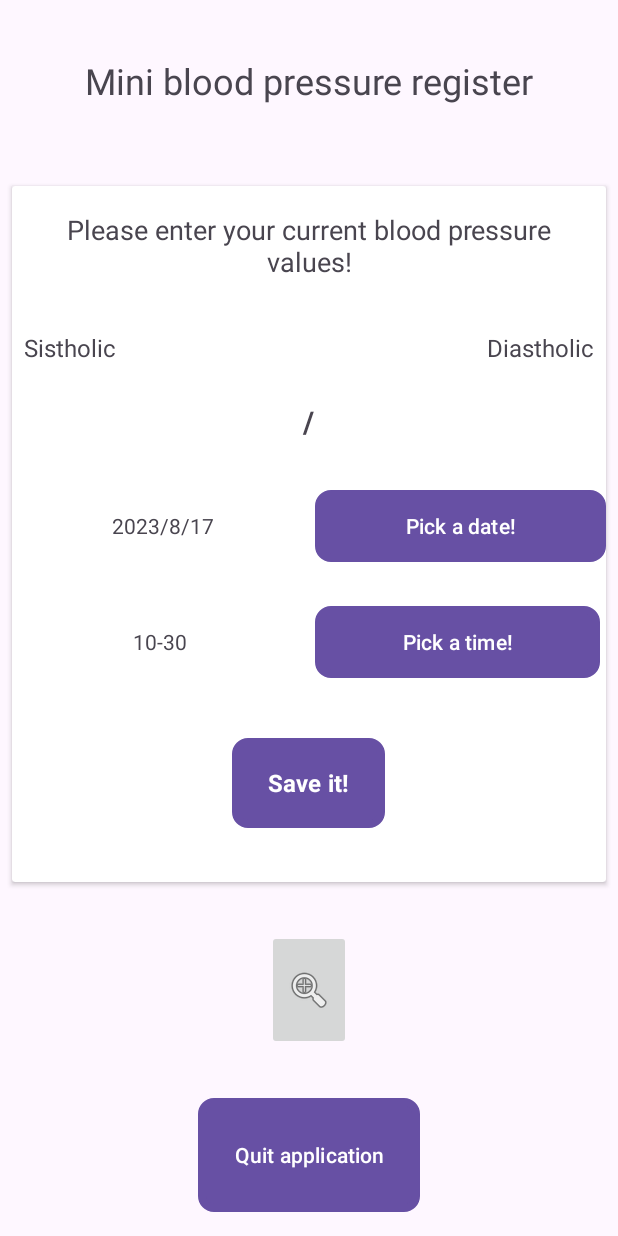
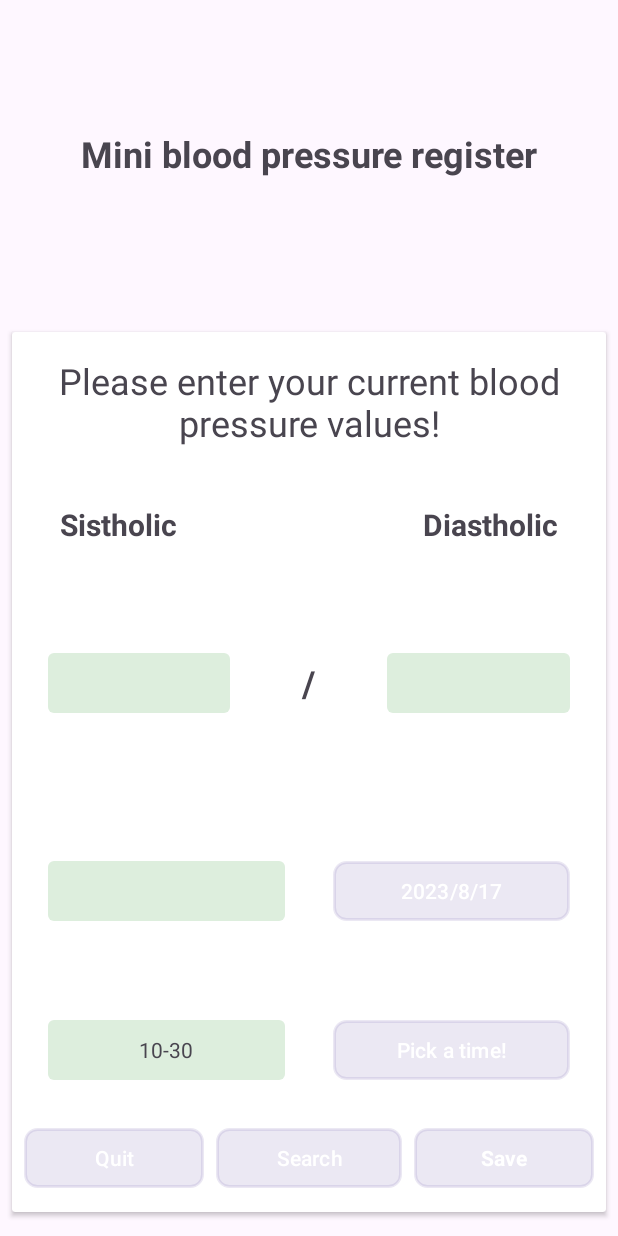
Before and after one commit to huba79/BPRegister, an Android app: the screen it shows after launch (MainActivity), on a phone screen of 412 x 824 dp. Run offline under Robolectric (Android 15) with nearby library versions, the phone set to English and light mode, and no system bars.

Commit message:
gui changes

```diff
--- a/app/src/main/java/com/example/bpregister/MainActivity.kt
+++ b/app/src/main/java/com/example/bpregister/MainActivity.kt
@@ -31,7 +31,7 @@ class MainActivity : AppCompatActivity() {
         var selectedDate = LocalDateTime.now()
 
         val pickedDateView = binding.selectedDateView
-        pickedDateView.text = "$year/${month+1}/$day"
+        datePickerButton.text = "$year/${month+1}/$day"
 
         val pickedTimeView = binding.selectedTimeView
         pickedTimeView.text = selectedDate.format(DateTimeFormatter.ofPattern("HH-mm"))
@@ -41,7 +41,7 @@ class MainActivity : AppCompatActivity() {
                 { view, pYear, pMonth, pDay ->
                     run {
                         Log.i("picker", "The selected date is: $pYear/${pMonth+1}/$pDay")
-                        pickedDateView.text = "$pYear/${pMonth+1}/$pDay"
+                        datePickerButton.text = "$pYear/${pMonth+1}/$pDay"
 
                         var sMonth =  "${pMonth+ 1}"
                         if((pMonth)<9) {sMonth = "0${pMonth+1}" }
--- a/app/src/main/res/drawable/button_borders.xml
+++ b/app/src/main/res/drawable/button_borders.xml
@@ -4,11 +4,11 @@
         android:bottomRightRadius="8dp"
         android:topLeftRadius="8dp"
         android:topRightRadius="8dp" />
-<!--    <solid android:color="#1271BB" />-->
+    <solid android:color="@color/button" />
 
     <stroke
-        android:width="5dp"
-        android:color="#1271BB" />
+        android:width="2dp"
+        android:color="@color/button" />
 
 <!--    <padding-->
 <!--        android:bottom="1dp"-->
--- /dev/null
+++ b/app/src/main/res/drawable/text_borders.xml
@@ -0,0 +1,6 @@
+<shape xmlns:android="http://schemas.android.com/apk/res/android">
+    <corners
+        android:radius="@dimen/item_corner_radius" />
+    <solid android:color="@color/accent" />
+
+</shape>
--- a/app/src/main/res/layout/activity_main.xml
+++ b/app/src/main/res/layout/activity_main.xml
@@ -18,7 +18,8 @@
         android:layout_weight="1"
         android:gravity="center|center_vertical"
         android:text="@string/greeting_message"
-        android:textSize="24sp" />
+        android:textSize="24sp"
+        android:textStyle="bold" />
 
     <androidx.cardview.widget.CardView
         android:layout_width="match_parent"
@@ -37,19 +38,20 @@
             <TextView
                 android:id="@+id/cardTitleWiew2"
                 android:layout_width="match_parent"
-                android:layout_height="@dimen/text_item_height"
+                android:layout_height="wrap_content"
                 android:layout_marginHorizontal="@dimen/card_margin_horiz"
                 android:layout_marginVertical="@dimen/card_margin_vert"
                 android:gravity="center"
                 android:text="@string/registration_card_title"
-                android:textSize="18sp"
+                android:textSize="24sp"
                 android:typeface="sans" />
 
             <LinearLayout
                 android:id="@+id/labelLayout"
                 android:layout_width="match_parent"
                 android:layout_height="wrap_content"
-                android:orientation="horizontal">
+                android:orientation="horizontal"
+                android:padding="8dp">
 
                 <TextView
                     android:id="@+id/sistolicLabel"
@@ -61,7 +63,8 @@
                     android:gravity="start|center_vertical"
                     android:paddingHorizontal="@dimen/text_item_padding_horiz"
                     android:text="@string/label_sistholic"
-                    android:textSize="16sp"
+                    android:textSize="20sp"
+                    android:textStyle="bold"
                     android:typeface="sans" />
 
                 <TextView
@@ -74,16 +77,20 @@
                     android:gravity="right|center_vertical"
                     android:paddingHorizontal="@dimen/text_item_padding_horiz"
                     android:text="@string/label_diastholic"
-                    android:textSize="16sp"
+                    android:textSize="20sp"
+                    android:textStyle="bold"
                     android:typeface="sans" />
             </LinearLayout>
 
             <LinearLayout
                 android:id="@+id/editLayout"
                 android:layout_width="match_parent"
-                android:layout_height="0dp"
+                android:layout_height="wrap_content"
+                android:layout_gravity="center"
                 android:layout_weight="1"
-                android:orientation="horizontal">
+                android:gravity="center"
+                android:orientation="horizontal"
+                android:padding="8dp">
 
                 <EditText
                     android:id="@+id/sistolicEdit"
@@ -92,6 +99,7 @@
                     android:layout_marginHorizontal="@dimen/text_item_margin_horiz"
                     android:layout_marginVertical="@dimen/text_item_margin_vert"
                     android:layout_weight="3"
+                    android:background="@drawable/text_borders"
                     android:ems="10"
                     android:gravity="center"
                     android:inputType="number"
@@ -104,14 +112,14 @@
                     android:layout_width="0dp"
                     android:layout_height="@dimen/text_item_height"
                     android:layout_gravity="center"
-                    android:layout_margin="0dp"
                     android:layout_marginHorizontal="@dimen/text_item_margin_horiz"
                     android:layout_marginVertical="@dimen/text_item_margin_vert"
                     android:layout_weight="1"
                     android:gravity="center"
+                    android:includeFontPadding="true"
                     android:lines="1"
                     android:text="/"
-                    android:textSize="20sp"
+                    android:textSize="24sp"
                     android:textStyle="bold"
                     android:typeface="sans" />
 
@@ -122,6 +130,7 @@
                     android:layout_marginHorizontal="@dimen/text_item_margin_horiz"
                     android:layout_marginVertical="@dimen/text_item_margin_vert"
                     android:layout_weight="3"
+                    android:background="@drawable/text_borders"
                     android:ems="10"
                     android:gravity="center"
                     android:inputType="number"
@@ -134,9 +143,11 @@
                 android:id="@+id/datePickerLayout"
                 android:layout_width="match_parent"
                 android:layout_height="wrap_content"
+                android:layout_gravity="center"
                 android:layout_weight="1"
                 android:gravity="center"
-                android:orientation="horizontal">
+                android:orientation="horizontal"
+                android:padding="8dp">
 
                 <TextView
                     android:id="@+id/selectedDateView"
@@ -146,15 +157,18 @@
                     android:layout_marginHorizontal="@dimen/text_item_margin_horiz"
                     android:layout_marginVertical="@dimen/text_item_margin_vert"
                     android:layout_weight="1"
+                    android:background="@drawable/text_borders"
                     android:gravity="center" />
 
                 <Button
                     android:id="@+id/datePickerButton"
                     android:layout_width="@dimen/text_item_width"
                     android:layout_height="@dimen/text_item_height"
+                    android:layout_marginHorizontal="@dimen/text_item_margin_horiz"
+                    android:layout_marginVertical="@dimen/text_item_margin_vert"
                     android:layout_weight="1"
                     android:background="@drawable/button_borders"
-                    android:text="@string/datte_picker_button_text" />
+                    android:text="@string/date_picker_button_text" />
 
             </LinearLayout>
 
@@ -162,7 +176,10 @@
                 android:id="@+id/timePickerLayout"
                 android:layout_width="match_parent"
                 android:layout_height="wrap_content"
-                android:orientation="horizontal">
+                android:layout_gravity="center"
+                android:gravity="center"
+                android:orientation="horizontal"
+                android:padding="8dp">
 
                 <TextView
                     android:id="@+id/selectedTimeView"
@@ -171,8 +188,9 @@
                     android:layout_marginHorizontal="@dimen/text_item_margin_horiz"
                     android:layout_marginVertical="@dimen/text_item_margin_vert"
                     android:layout_weight="1"
+                    android:background="@drawable/text_borders"
                     android:gravity="center"
-                    android:text="TextView" />
+                    android:text="HH:MM:SS" />
 
                 <Button
                     android:id="@+id/timePickerButton"
@@ -195,15 +213,35 @@
                 android:orientation="horizontal">
 
                 <Button
+                    android:id="@+id/exitButton"
+                    android:layout_width="wrap_content"
+                    android:layout_height="@dimen/button_height"
+                    android:layout_gravity="center|center_horizontal"
+                    android:layout_marginHorizontal="@dimen/card_margin_horiz"
+                    android:layout_marginVertical="@dimen/card_margin_vert"
+                    android:layout_weight="1"
+                    android:background="@drawable/button_borders"
+                    android:text="@string/button_exit" />
+
+                <Button
+                    android:id="@+id/searchButton"
+                    android:layout_width="wrap_content"
+                    android:layout_height="@dimen/button_height"
+                    android:layout_gravity="center"
+                    android:layout_weight="1"
+                    android:background="@drawable/button_borders"
+                    android:text="@android:string/search_go" />
+
+                <Button
                     android:id="@+id/saveButton"
                     android:layout_width="wrap_content"
-                    android:layout_height="60dp"
+                    android:layout_height="@dimen/button_height"
                     android:layout_marginHorizontal="@dimen/card_margin_horiz"
-                    android:layout_marginVertical="36dp"
+                    android:layout_marginVertical="16dp"
+                    android:layout_weight="1"
                     android:background="@drawable/button_borders"
                     android:gravity="center"
                     android:text="@string/button_save"
-                    android:textSize="16sp"
                     android:textStyle="bold"
                     android:typeface="sans" />
 
@@ -212,25 +250,4 @@
 
     </androidx.cardview.widget.CardView>
 
-    <ImageButton
-        android:id="@+id/searchButton"
-        android:layout_width="wrap_content"
-        android:layout_height="wrap_content"
-        android:layout_gravity="center_horizontal"
-        android:layout_marginHorizontal="@dimen/card_margin_horiz"
-        android:layout_marginVertical="@dimen/card_margin_vert"
-        android:layout_weight="1"
-        android:src="@android:drawable/ic_menu_zoom" />
-
-    <Button
-        android:id="@+id/exitButton"
-        android:layout_width="wrap_content"
-        android:layout_height="wrap_content"
-        android:layout_gravity="center_horizontal"
-        android:layout_marginHorizontal="@dimen/card_margin_horiz"
-        android:layout_marginVertical="@dimen/card_margin_vert"
-        android:layout_weight="1"
-        android:background="@drawable/button_borders"
-        android:text="@string/button_exit" />
-
 </LinearLayout>
--- a/app/src/main/res/menu/menu_bp_list.xml
+++ /dev/null
@@ -1,10 +0,0 @@
-<menu xmlns:android="http://schemas.android.com/apk/res/android"
-    xmlns:app="http://schemas.android.com/apk/res-auto"
-    xmlns:tools="http://schemas.android.com/tools"
-    tools:context="com.example.bpregister.bp_list">
-    <item
-        android:id="@+id/action_settings"
-        android:orderInCategory="100"
-        android:title="@string/action_settings"
-        app:showAsAction="never" />
-</menu>
--- a/app/src/main/res/values/colors.xml
+++ b/app/src/main/res/values/colors.xml
@@ -2,4 +2,6 @@
 <resources>
     <color name="black">#FF000000</color>
     <color name="white">#FFFFFFFF</color>
+    <color name="accent">#FFDDEEDD</color>
+    <color name="button">#2266CC22</color>
 </resources>
--- a/app/src/main/res/values/dimens.xml
+++ b/app/src/main/res/values/dimens.xml
@@ -2,22 +2,25 @@
     <dimen name="app_bar_height">180dp</dimen>
     <dimen name="fab_margin">16dp</dimen>
     <dimen name="text_margin">16dp</dimen>
-    <dimen name="text_item_height">48dp</dimen>
+    <dimen name="text_item_height">40dp</dimen>
     <dimen name="text_item_width">0dp</dimen>
 
     <dimen name="title_padding">8dp</dimen>
 
-    <dimen name="button_height">48dp</dimen>
+    <dimen name="button_height">40dp</dimen>
     <dimen name="button_width">0dp</dimen>
 
-    <dimen name="text_item_margin_horiz">4dp</dimen>
-    <dimen name="text_item_margin_vert">4dp</dimen>
-    <dimen name="text_item_padding_horiz">4dp</dimen>
-    <dimen name="text_item_padding_vert">4dp</dimen>
+    <dimen name="text_item_margin_horiz">16dp</dimen>
+    <dimen name="text_item_margin_vert">8dp</dimen>
+    <dimen name="text_item_padding_horiz">8dp</dimen>
+    <dimen name="text_item_padding_vert">8dp</dimen>
 
     <dimen name="card_padding_horiz">4dp</dimen>
     <dimen name="card_padding_vert">4dp</dimen>
 
     <dimen name="card_margin_horiz">8dp</dimen>
     <dimen name="card_margin_vert">16dp</dimen>
+
+    <dimen name="item_corner_radius">4dp</dimen>
+
 </resources>
--- a/app/src/main/res/values/strings.xml
+++ b/app/src/main/res/values/strings.xml
@@ -137,8 +137,8 @@
     <string name="button_do_filter">Let\'s see them</string>
     <string name="label_sistholic">Sistholic</string>
     <string name="label_diastholic">Diastholic</string>
-    <string name="button_save">Save it!</string>
-    <string name="button_exit">Quit application</string>
-    <string name="datte_picker_button_text">Pick a date!</string>
+    <string name="button_save">Save</string>
+    <string name="button_exit">Quit</string>
+    <string name="date_picker_button_text">Pick a date!</string>
     <string name="time_picker_button">Pick a time!</string>
 </resources>
```
Also changed, not shown: 1 other file.
